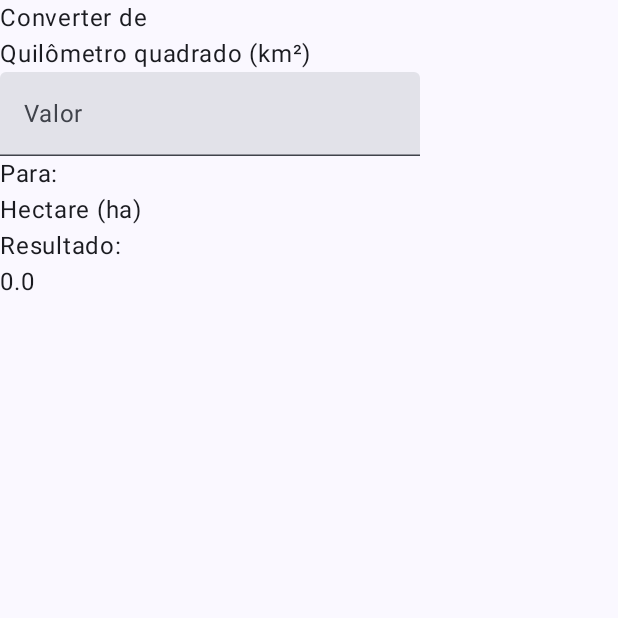
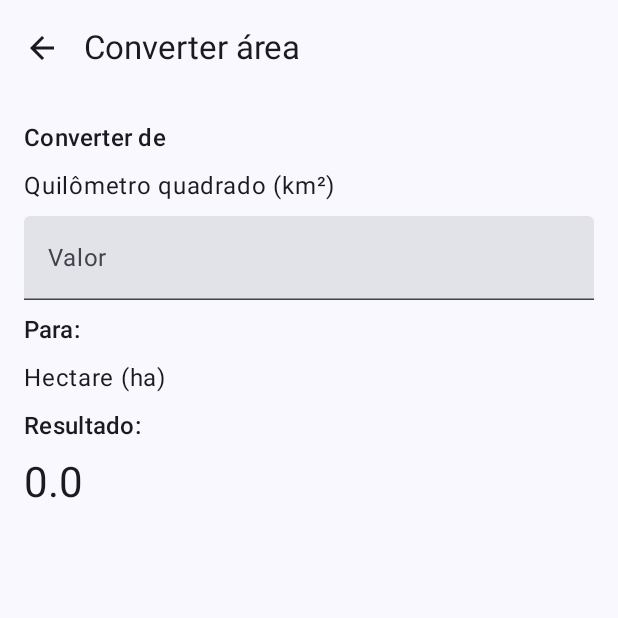
Before and after one commit to MarcusMonteiroDev/converter, an Android app built with Jetpack Compose: the AreaScreen screen opened through its navigation route, on a phone screen of 412 x 824 dp, the top half of it. Run offline under Robolectric (Android 15) with nearby library versions, the phone set to English and light mode, and no system bars.

Commit message:
Commit pré-integração do novo tema

```diff
--- a/app/src/main/java/com/example/converter/MainActivity.kt
+++ b/app/src/main/java/com/example/converter/MainActivity.kt
@@ -24,6 +24,7 @@ import androidx.compose.foundation.layout.Column
 import androidx.compose.foundation.layout.Row
 import androidx.compose.foundation.layout.Spacer
 import androidx.compose.foundation.layout.fillMaxHeight
+import androidx.compose.material3.TextFieldDefaults
 import androidx.compose.foundation.layout.fillMaxSize
 import androidx.compose.foundation.layout.fillMaxWidth
 import androidx.compose.foundation.layout.height
@@ -68,6 +69,11 @@ import androidx.navigation.compose.NavHost
 import androidx.navigation.compose.composable
 import androidx.navigation.compose.rememberNavController
 import androidx.compose.foundation.clickable
+import androidx.compose.material.icons.automirrored.filled.ArrowBack
+import androidx.compose.material.icons.filled.ArrowBack
+import androidx.compose.material3.ExperimentalMaterial3Api
+import androidx.compose.material3.OutlinedTextField
+import androidx.compose.material3.TopAppBar
 
 //--------------------------------------------------------------------------------------------------
 // Lista das telas do aplicativo
@@ -176,13 +182,7 @@ fun convertArea (inputUnidade: String,      // Input do usuário
 }
 //--------------------------------------------------------------------------------------------------
 // Funções ultilitárias
-// Corretor de string vazia: retorna "0" caso seja passado para ele uma string vazia
-fun corretorStringVazia (input: String): String {
-    if (input == "") {
-        return "0"
-    }
-    return input
-}
+
 //--------------------------------------------------------------------------------------------------
 // Início do código principal:
 // Classe principal da activity
@@ -292,7 +292,7 @@ fun HomeScreen(
     // Coluna principal de sustentação do aplicativo
     Column (modifier = Modifier
         .fillMaxSize()
-        .border(3.dp, Color.Red),) {
+        .border(3.dp, Color.Blue),) {
         // Sucessão de linhas em que serão disponibilizados os botões que levam para as telas de conversão
         // Primeira linha
         Row () {
@@ -343,6 +343,7 @@ fun HomeScreen(
 }
 
 // Tela de conversão de área
+@OptIn(ExperimentalMaterial3Api::class)
 @Composable
 fun AreaScreen(modifier: Modifier = Modifier,
                onGoBack: () -> Unit) {
@@ -361,40 +362,73 @@ fun AreaScreen(modifier: Modifier = Modifier,
 
     // Registra o input do usuário
     var inputUnidade by remember { mutableStateOf("") }
-
+    // Armazenam a posição do menu expandido para saber quais unidades estão sendo convertidas
     val itemPosition1 = remember { mutableStateOf(0) }
     val itemPosition2 = remember { mutableStateOf(1) }
 
     // Coluna principal de sustentação da tela
-    Column (modifier = Modifier.fillMaxSize()) {
-        Text (text = "Converter de")
+    Scaffold (
+        topBar = {
+            TopAppBar (title = { Text(text = "Converter área") },
+                navigationIcon = { IconButton(onClick = {onGoBack()}) {
+                    Icon(imageVector = Icons.AutoMirrored.Filled.ArrowBack,
+                        contentDescription = "Voltar") }
+                }
+            )
+        }
+    ) {innerPadding ->
+        Column (modifier = Modifier.fillMaxSize().padding(innerPadding)
+            .padding(16.dp),
+            horizontalAlignment = Alignment.Start,) {
+            Text (text = "Converter de",
+                style = MaterialTheme.typography.titleMedium)
 
-        // Menu expandido (DropDownMenu) com as opções de unidades de medida
+            Spacer (modifier = Modifier.height(8.dp))
+
             ModeloMenu (isDropDownExpanded = remember { mutableStateOf(false) },
                 itemPosition = itemPosition1,
                 opcoes = unidades)
 
-        TextField (value = inputUnidade,
+            Spacer (modifier = Modifier.height(8.dp))
+
+            TextField (modifier = Modifier.fillMaxWidth(),
+                colors = TextFieldDefaults.colors(
+                    focusedIndicatorColor = MaterialTheme.colorScheme.primary,
+                    cursorColor = MaterialTheme.colorScheme.primary,
+                    focusedLabelColor = MaterialTheme.colorScheme.primary),
+                value = inputUnidade,
                 onValueChange = {inputUnidade = it},
                 keyboardOptions = KeyboardOptions(keyboardType = KeyboardType.Number),
                 label = { Text(text = "Valor")},
-            singleLine = true
-        )
+                singleLine = true)
 
-        Text (text = "Para:")
+            Spacer (modifier = Modifier.height(8.dp))
+
+            Text (text = "Para:",
+                style = MaterialTheme.typography.titleMedium)
+
+            Spacer (modifier = Modifier.height(8.dp))
 
             ModeloMenu (isDropDownExpanded = remember { mutableStateOf(false) },
                 itemPosition = itemPosition2,
                 opcoes = unidades)
 
-        Text (text = "Resultado:")
+            Spacer (modifier = Modifier.height(8.dp))
+
+            Text (text = "Resultado:",
+                style = MaterialTheme.typography.titleMedium)
+
+            Spacer (modifier = Modifier.height(8.dp))
 
             Text (text = convertArea(inputUnidade = inputUnidade,
                 itemPosition1 = itemPosition1.value,
-            itemPosition2 = itemPosition2.value))
+                itemPosition2 = itemPosition2.value),
+                style = MaterialTheme.typography.headlineMedium)
+        }
     }
 }
 
+@OptIn(ExperimentalMaterial3Api::class)
 @Composable
 fun ComprimentoScreen(modifier: Modifier = Modifier,
                       onGoBack: () -> Unit) {
```
Also changed, not shown: 2 other files. Lines whose indentation alone changed are shown as unchanged.
